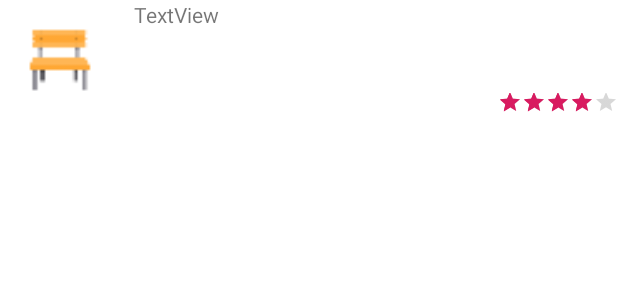
After one commit to rateabench/android-app, an Android app: the layout main_bench_info.xml on its own in the app's theme, with its tools: preview values and no code run, on a phone screen of 412 x 824 dp. The commit adds this screen. Shown: the top 300 px of the screen. Run offline under Robolectric (Android 15) with nearby library versions, the light colour scheme and no system bars.

```diff
--- a/app/build.gradle
+++ b/app/build.gradle
@@ -35,6 +35,7 @@ dependencies {
     implementation 'com.squareup.retrofit2:converter-gson:2.5.0'
     implementation 'com.jakewharton.retrofit:retrofit2-kotlin-coroutines-adapter:0.9.2'
     implementation 'com.squareup.okhttp3:logging-interceptor:3.12.1'
+    implementation 'net.sharewire:google-maps-clustering:0.1.3'
     implementation 'com.google.code.gson:gson:2.8.5'
     implementation 'androidx.constraintlayout:constraintlayout:1.1.3'
     implementation 'androidx.lifecycle:lifecycle-extensions:2.1.0-alpha04'
@@ -46,4 +47,5 @@ dependencies {
     testImplementation 'junit:junit:4.12'
     androidTestImplementation 'androidx.test:runner:1.1.1'
     androidTestImplementation 'androidx.test.espresso:espresso-core:3.1.1'
+    implementation 'androidx.recyclerview:recyclerview:1.0.0'
 }
--- a/app/src/main/java/com/rateabench/rateabench/ApiFactory.kt
+++ b/app/src/main/java/com/rateabench/rateabench/ApiFactory.kt
@@ -22,7 +22,7 @@ object ApiFactory {
     }
     private val logInterceptor = HttpLoggingInterceptor(HttpLoggingInterceptor.Logger { message ->
         Timber.tag("OkHttp").d(message)
-    }).setLevel(HttpLoggingInterceptor.Level.BODY)
+    }).setLevel(HttpLoggingInterceptor.Level.NONE)
 
     private val apiClient =
         OkHttpClient().newBuilder().addInterceptor(authInterceptor).addInterceptor(logInterceptor).build()
--- /dev/null
+++ b/app/src/main/res/layout/main_bench_info.xml
@@ -0,0 +1,55 @@
+<?xml version="1.0" encoding="utf-8"?>
+<androidx.constraintlayout.widget.ConstraintLayout
+        xmlns:android="http://schemas.android.com/apk/res/android"
+        xmlns:app="http://schemas.android.com/apk/res-auto" xmlns:tools="http://schemas.android.com/tools"
+        android:layout_width="match_parent"
+        android:layout_height="match_parent"
+        android:background="#ffffff"
+        android:orientation="vertical"
+        android:clickable="true"
+        android:focusable="true"
+        android:id="@+id/dragView">
+    <ListView
+            android:layout_width="0dp"
+            android:layout_height="0dp"
+            android:id="@+id/viewable_benches_list"
+            app:layout_constraintStart_toStartOf="parent"
+            app:layout_constraintTop_toTopOf="@+id/list_barrier"
+            app:layout_constraintBottom_toBottomOf="parent"
+            app:layout_constraintEnd_toEndOf="parent"/>
+    <ImageView
+            android:layout_width="@dimen/slide_state_down_height"
+            android:layout_height="@dimen/slide_state_down_height"
+            android:id="@+id/selected_bench_imageview"
+            app:srcCompat="@drawable/ic_bench"
+            app:layout_constraintStart_toStartOf="parent"
+            app:layout_constraintTop_toTopOf="parent"
+    />
+    <androidx.constraintlayout.widget.Barrier
+            android:layout_width="wrap_content"
+            android:layout_height="wrap_content"
+            android:id="@+id/list_barrier"
+            app:constraint_referenced_ids="selected_bench, selected_bench_imageview"
+            app:barrierDirection="bottom" tools:layout_editor_absoluteY="94dp"/>
+    <TextView
+            android:text="TextView"
+            android:id="@+id/selected_bench"
+            app:layout_constraintTop_toTopOf="parent" android:layout_width="0dp"
+            app:layout_constraintEnd_toEndOf="parent"
+            android:layout_height="0dp"
+            app:layout_constraintBottom_toTopOf="@+id/ratingBar" app:layout_constraintStart_toStartOf="@+id/guideline"
+            android:layout_marginStart="8dp"/>
+    <RatingBar
+            android:layout_width="wrap_content"
+            android:layout_height="20dp"
+            app:layout_constraintEnd_toEndOf="parent"
+            android:id="@+id/ratingBar"
+            app:layout_constraintBottom_toTopOf="@+id/list_barrier"
+            style="?attr/ratingBarStyleSmall" android:numStars="5"
+            android:rating="4"
+            android:stepSize="1"/>
+    <androidx.constraintlayout.widget.Guideline android:layout_width="wrap_content" android:layout_height="wrap_content"
+                                                android:id="@+id/guideline"
+                                                android:orientation="vertical"
+                                                app:layout_constraintGuide_percent="0.1970803"/>
+</androidx.constraintlayout.widget.ConstraintLayout>
--- a/app/src/main/res/values/dimens.xml
+++ b/app/src/main/res/values/dimens.xml
@@ -2,4 +2,5 @@
     <!-- Default screen margins, per the Android Design guidelines. -->
     <dimen name="activity_horizontal_margin">16dp</dimen>
     <dimen name="activity_vertical_margin">16dp</dimen>
+    <dimen name="slide_state_down_height">80dp</dimen>
 </resources>
--- a/app/src/main/res/values/styles.xml
+++ b/app/src/main/res/values/styles.xml
@@ -1,7 +1,7 @@
 <resources>
 
     <!-- Base application theme. -->
-    <style name="AppTheme" parent="Theme.AppCompat.Light.DarkActionBar">
+    <style name="AppTheme" parent="Theme.AppCompat.Light.NoActionBar">
         <!-- Customize your theme here. -->
         <item name="colorPrimary">@color/colorPrimary</item>
         <item name="colorPrimaryDark">@color/colorPrimaryDark</item>
```
Also changed, not shown: app/src/main/java/com/rateabench/rateabench/BenchRenderer.kt (deleted, +0 -22 lines), app/src/main/java/com/rateabench/rateabench/Utility.kt (+12 -0 lines), app/src/main/java/com/rateabench/rateabench/models/Models.kt (+8 -4 lines), app/src/main/java/com/rateabench/rateabench/ui/main/MainActivity.kt (+17 -49 lines), app/src/main/java/com/rateabench/rateabench/ui/main/MainViewModel.kt (+7 -2 lines), app/src/main/java/com/rateabench/rateabench/ui/main/MapFragment.kt (+58 -31 lines), app/src/main/res/layout/main_activity.xml (+45 -20 lines), app/src/main/res/layout/main_activity_slide.xml (deleted, +0 -82 lines), app/src/main/res/layout/nav_header.xml (added, +18 -0 lines), app/src/main/res/menu/navigation_menu.xml (added, +10 -0 lines).
